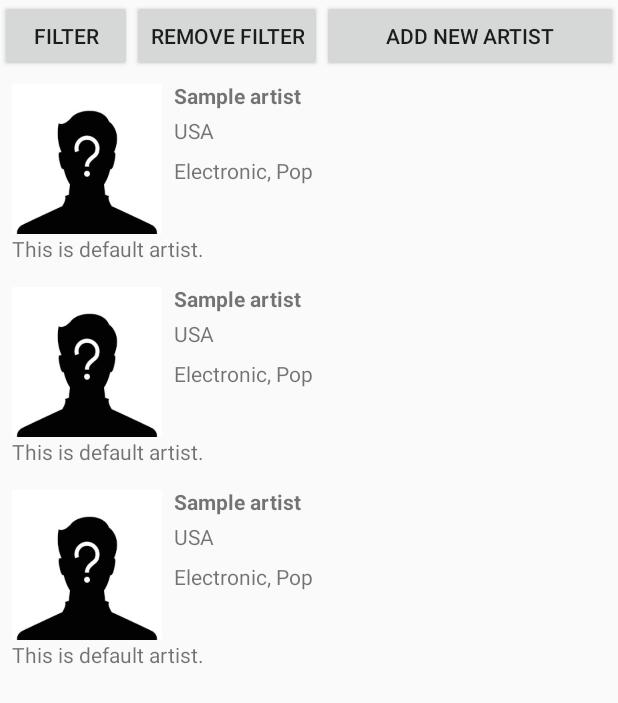
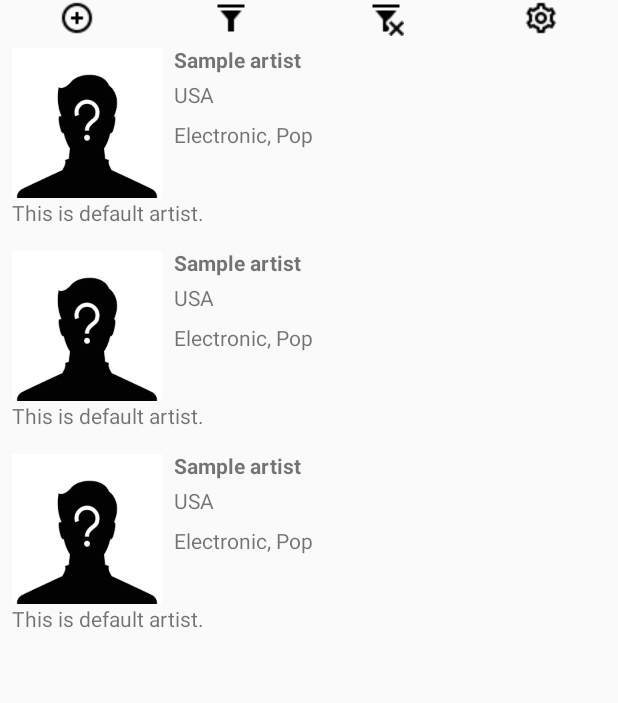
Before and after one commit to eTimokhov/MusicArtistsApp, an Android app: the layout activity_main.xml on its own in the app's theme, with its tools: preview values and no code run, on a phone screen of 412 x 824 dp. Shown: the top 703 px of the screen. Run offline under Robolectric (Android 15) with nearby library versions, the phone set to English and light mode, and no system bars.

Commit message:
custom toolbar

```diff
--- a/app/src/main/res/layout/activity_main.xml
+++ b/app/src/main/res/layout/activity_main.xml
@@ -6,43 +6,59 @@
         android:layout_width="match_parent"
         android:layout_height="match_parent">
 
-    <FrameLayout
-            android:id="@+id/frame_layout"
+    <LinearLayout
+            android:id="@+id/action_buttons"
             android:layout_width="match_parent"
-            android:layout_height="wrap_content">
+            android:layout_height="wrap_content"
+            android:orientation="horizontal">
 
-        <LinearLayout
-                android:layout_width="match_parent"
-                android:layout_height="match_parent"
-                android:orientation="horizontal">
+        <ImageButton
+                android:id="@+id/button_add_artist"
+                style="@android:style/Widget.ImageButton"
+                android:layout_width="wrap_content"
+                android:layout_height="wrap_content"
+                android:layout_weight="1"
+                android:background="@null"
+                android:contentDescription="@string/add_new_artist"
+                app:srcCompat="@drawable/icon_add" />
 
-            <Button
-                    android:id="@+id/button_filter"
-                    android:layout_width="wrap_content"
-                    android:layout_height="wrap_content"
-                    android:text="@string/filter" />
+        <ImageButton
+                android:id="@+id/button_filter"
+                style="@android:style/Widget.ImageButton"
+                android:layout_width="wrap_content"
+                android:layout_height="wrap_content"
+                android:layout_weight="1"
+                android:background="@null"
+                android:contentDescription="@string/filter"
+                app:srcCompat="@drawable/icon_filter" />
 
-            <Button
-                    android:id="@+id/button_remove_filter"
-                    android:layout_width="wrap_content"
-                    android:layout_height="wrap_content"
-                    android:text="Remove filter" />
+        <ImageButton
+                android:id="@+id/button_remove_filter"
+                style="@android:style/Widget.ImageButton"
+                android:layout_width="wrap_content"
+                android:layout_height="wrap_content"
+                android:layout_weight="1"
+                android:background="@null"
+                android:contentDescription="@string/reset_filter"
+                app:srcCompat="@drawable/icon_filter_crossed" />
 
-            <Button
-                    android:id="@+id/button_add_artist"
-                    android:layout_width="wrap_content"
-                    android:layout_height="wrap_content"
-                    android:layout_weight="1"
-                    android:text="@string/add_new_artist" />
-        </LinearLayout>
 
-    </FrameLayout>
+        <ImageButton
+                android:id="@+id/button_settings"
+                style="@android:style/Widget.ImageButton"
+                android:layout_width="wrap_content"
+                android:layout_height="wrap_content"
+                android:layout_weight="1"
+                android:background="@null"
+                android:contentDescription="@string/settings"
+                app:srcCompat="@drawable/icons_settings" />
+    </LinearLayout>
 
     <androidx.recyclerview.widget.RecyclerView
             android:id="@+id/artists_recycler"
             android:layout_width="match_parent"
             android:layout_height="wrap_content"
-            android:layout_below="@id/frame_layout"
+            android:layout_below="@id/action_buttons"
             tools:listitem="@layout/artist_item" />
 
 </RelativeLayout>
--- a/app/src/main/res/values/strings.xml
+++ b/app/src/main/res/values/strings.xml
@@ -12,6 +12,8 @@
     <string name="save">Save</string>
     <string name="upload_video">Upload video</string>
     <string name="play_video">Play video</string>
+    <string name="reset_filter">Reset filter</string>
+    <string name="settings">Settings</string>
 
     <string-array name="countries_any">
         <item>@string/any</item>
```
Also changed, not shown: app/src/main/res/drawable/icon_add.png (added), app/src/main/res/drawable/icon_filter.png (added), app/src/main/res/drawable/icon_filter_crossed.png (added), app/src/main/res/drawable/icons_settings.png (added).
